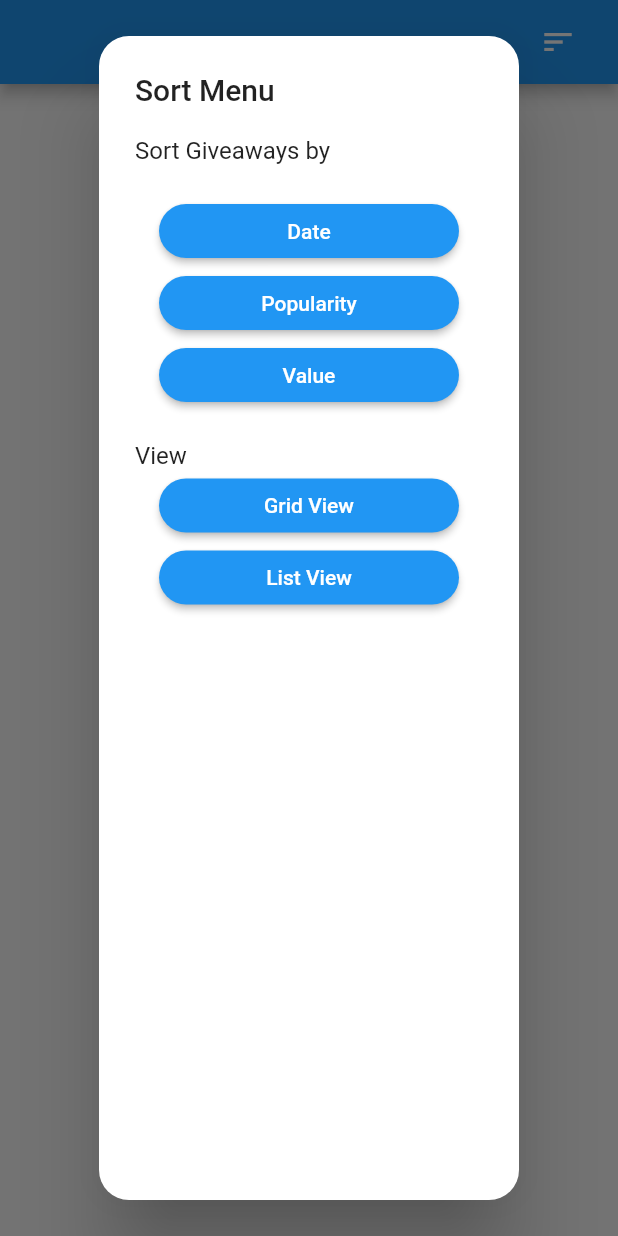
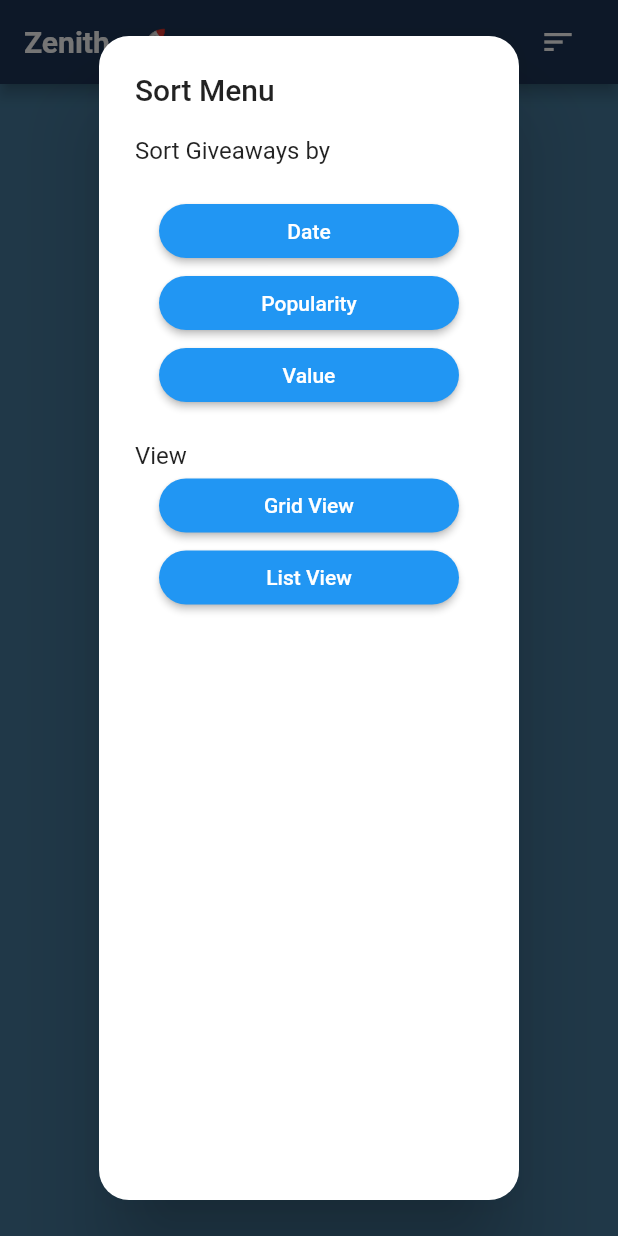
Before and after one commit to Kahar90/gamepowergw, a Flutter app: the screen it shows after launch, after a tap on the "sort" icon, on a phone screen of 412 x 824 dp. Run offline on Flutter 3.47's test engine with Material 2 defaults, Android fonts, the light colour scheme and no system bars; our stand-ins replace custom_radio_grouped_button, dio, get, transparent_image, url_launcher_web; missing offline and left inert: share_plus_web; network calls fail; statements that could not run were skipped.

Commit message:
ui design update, etc

```diff
--- a/lib/controllers/apidatacontroller.dart
+++ b/lib/controllers/apidatacontroller.dart
@@ -16,6 +16,7 @@ class APIdataController extends GetxController {
   @override
   void onInit() async {
     giveawaysData = [].obs;
+    giveawaystimedata = [].obs;
     await getalllivegiveaways();
     super.onInit();
   }
--- a/lib/controllers/uicontroller.dart
+++ b/lib/controllers/uicontroller.dart
@@ -4,5 +4,5 @@ import 'package:get/get.dart';
 
 class UIController extends GetxController {
   // false is set to grid view & true is set to list view
-  var view = false.obs;
+  var view = true.obs;
 }
--- a/lib/main.dart
+++ b/lib/main.dart
@@ -7,6 +7,11 @@ void main() {
   runApp(GetMaterialApp(
     debugShowCheckedModeBanner: false,
     defaultTransition: Transition.fade,
+    theme: ThemeData(
+      primaryColor: Color.fromARGB(255, 29, 53, 87),
+      primarySwatch: Colors.blue,
+      visualDensity: VisualDensity.adaptivePlatformDensity,
+    ),
     home: HomePage(),
   ));
 }
--- a/lib/ui/homepage.dart
+++ b/lib/ui/homepage.dart
@@ -25,10 +25,23 @@ class _HomePageState extends State<HomePage> {
     final apidatacontroller = Get.put(APIdataController());
     final uicontroller = Get.put(UIController());
     return Scaffold(
+      backgroundColor: Color(0xFF457B9D),
       appBar: AppBar(
+        //backgroundColor: Theme.of(context).colorScheme.primary,
+        backgroundColor: Color.fromARGB(255, 29, 53, 87),
+        //backgroundColor: Theme.of(context).primaryColor,
+
         title: Row(
-          mainAxisAlignment: MainAxisAlignment.end,
+          mainAxisAlignment: MainAxisAlignment.spaceBetween,
           children: [
+            Text(
+              "Zenith   🚀",
+              style: TextStyle(
+                fontSize: 20,
+                fontWeight: FontWeight.bold,
+                color: Colors.white,
+              ),
+            ),
             IconButton(
                 onPressed: () {
                   showDialog(
--- a/pubspec.yaml
+++ b/pubspec.yaml
@@ -39,6 +39,7 @@ dependencies:
   # The following adds the Cupertino Icons font to your application.
   # Use with the CupertinoIcons class for iOS style icons.
   cupertino_icons: ^1.0.2
+
 
 dev_dependencies:
   flutter_test:
```
Also changed, not shown: lib/ui/listviewbuilder.dart (+105 -20 lines), lib/ui/moreDetailsPage.dart (+4 -9 lines), 2 other files.
